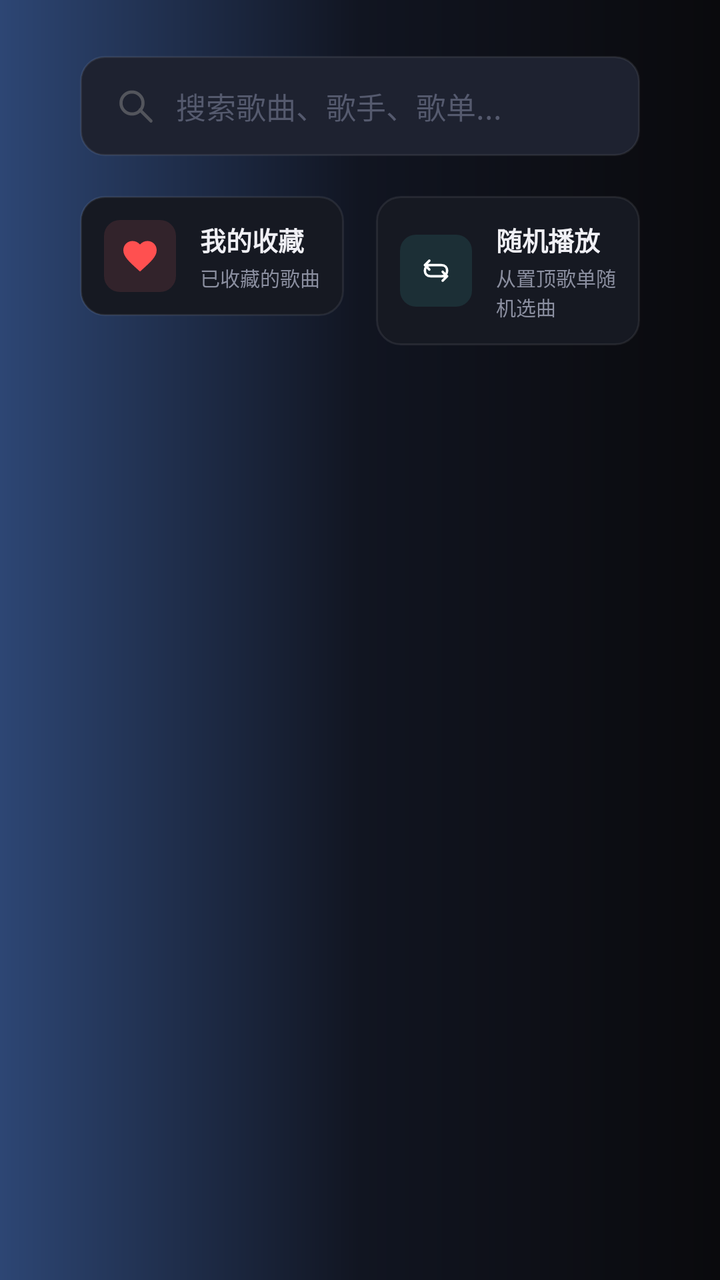
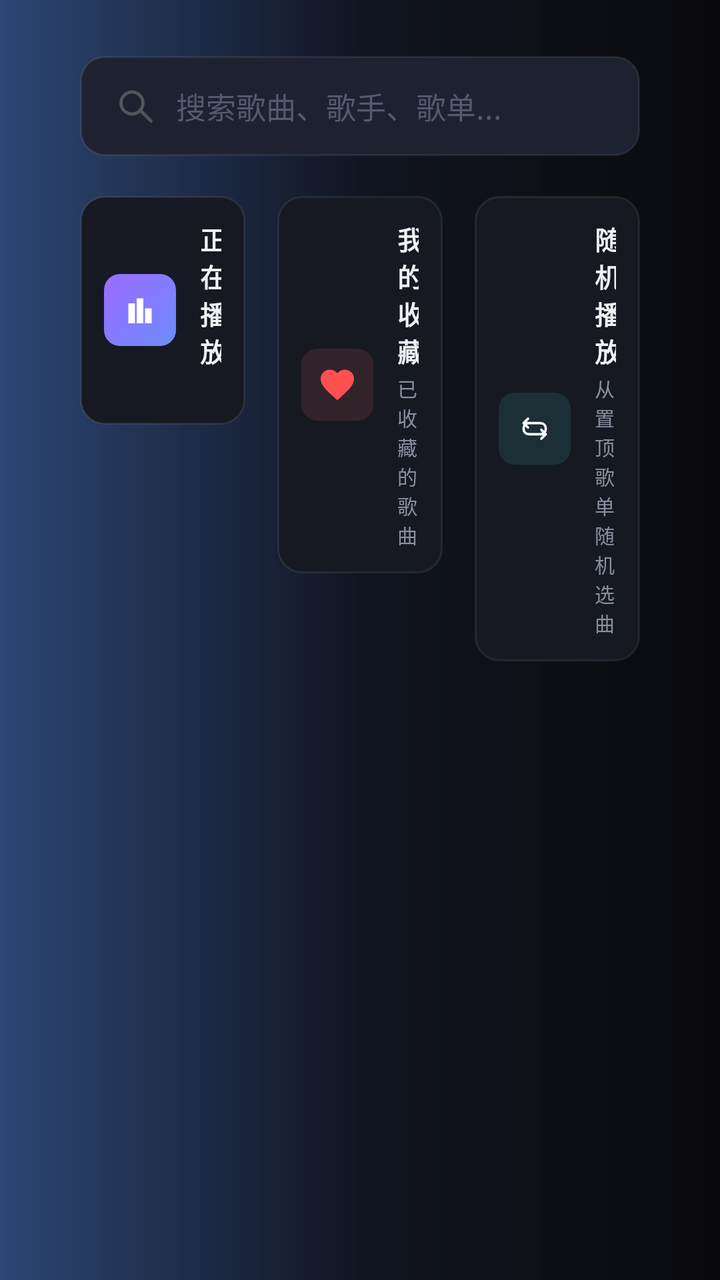

Two renders of the same Android screen: before a commit and after it. Below are the layout's source before the change and the commit's diff.
<!-- AndroidManifest.xml: application theme Theme.TVMusic -->
<!-- res/layout/activity_main.xml -->
<?xml version="1.0" encoding="utf-8"?>
<FrameLayout xmlns:android="http://schemas.android.com/apk/res/android"
    android:layout_width="match_parent"
    android:layout_height="match_parent"
    android:background="@drawable/bg_player_gradient">

    <LinearLayout
        android:layout_width="match_parent"
        android:layout_height="match_parent"
        android:orientation="vertical"
        android:paddingHorizontal="40dp"
        android:paddingTop="28dp"
        android:paddingBottom="12dp">

        <LinearLayout
            android:id="@+id/search_box_area"
            android:layout_width="match_parent"
            android:layout_height="50dp"
            android:gravity="center_vertical"
            android:orientation="horizontal"
            android:paddingHorizontal="18dp"
            android:layout_marginBottom="20dp"
            android:background="@drawable/bg_search_box_new"
            android:clickable="true"
            android:focusable="true"
            android:focusableInTouchMode="true">

            <ImageView
                android:layout_width="20dp"
                android:layout_height="20dp"
                android:src="@drawable/ic_search_line"
                android:alpha="0.5" />

            <TextView
                android:layout_width="0dp"
                android:layout_height="wrap_content"
                android:layout_weight="1"
                android:layout_marginStart="10dp"
                android:text="搜索歌曲、歌手、歌单..."
                android:textColor="#FF555A6E"
                android:textSize="15sp" />
        </LinearLayout>

        <LinearLayout
            android:id="@+id/func_strip"
            android:layout_width="match_parent"
            android:layout_height="wrap_content"
            android:orientation="horizontal"
            android:layout_marginBottom="20dp">

            <LinearLayout
                android:id="@+id/btn_goto_player"
                android:layout_width="0dp"
                android:layout_height="wrap_content"
                android:layout_weight="1"
                android:orientation="horizontal"
                android:gravity="center_vertical"
                android:padding="12dp"
                android:background="@drawable/bg_func_card"
                android:clickable="true"
                android:focusable="true"
                android:focusableInTouchMode="true"
                android:visibility="gone">

                <FrameLayout
                    android:layout_width="36dp"
                    android:layout_height="36dp"
                    android:background="@drawable/bg_icon_purple">

                    <ImageView
                        android:layout_width="match_parent"
                        android:layout_height="match_parent"
                        android:padding="8dp"
                        android:src="@drawable/ic_now_playing" />
                </FrameLayout>

                <LinearLayout
                    android:layout_width="0dp"
                    android:layout_height="wrap_content"
                    android:layout_weight="1"
                    android:orientation="vertical"
                    android:layout_marginStart="12dp">

                    <TextView
                        android:layout_width="wrap_content"
                        android:layout_height="wrap_content"
                        android:text="正在播放"
                        android:textColor="#FFF0F0F5"
                        android:textSize="13sp"
                        android:textStyle="bold" />

                    <TextView
                        android:id="@+id/tv_now_playing_info"
                        android:layout_width="wrap_content"
                        android:layout_height="wrap_content"
                        android:layout_marginTop="2dp"
                        android:text=""
                        android:textColor="#FF8B8FA0"
                        android:textSize="10sp"
                        android:singleLine="true"
                        android:ellipsize="end" />
                </LinearLayout>
            </LinearLayout>

            <Space
                android:id="@+id/space_after_player"
                android:layout_width="16dp"
                android:layout_height="1dp"
                android:visibility="gone" />

            <LinearLayout
                android:id="@+id/btn_favorites"
                android:layout_width="0dp"
                android:layout_height="wrap_content"
                android:layout_weight="1"
                android:orientation="horizontal"
                android:gravity="center_vertical"
                android:padding="12dp"
                android:background="@drawable/bg_func_card"
                android:clickable="true"
                android:focusable="true"
                android:focusableInTouchMode="true">

                <FrameLayout
                    android:layout_width="36dp"
                    android:layout_height="36dp"
                    android:background="@drawable/bg_icon_red">

                    <ImageView
                        android:layout_width="match_parent"
                        android:layout_height="match_parent"
                        android:padding="8dp"
                        android:src="@drawable/ic_heart_filled" />
                </FrameLayout>

                <LinearLayout
                    android:layout_width="0dp"
                    android:layout_height="wrap_content"
                    android:layout_weight="1"
                    android:orientation="vertical"
                    android:layout_marginStart="12dp">

                    <TextView
                        android:layout_width="wrap_content"
                        android:layout_height="wrap_content"
                        android:text="我的收藏"
                        android:textColor="#FFF0F0F5"
                        android:textSize="13sp"
                        android:textStyle="bold" />

                    <TextView
                        android:layout_width="wrap_content"
                        android:layout_height="wrap_content"
                        android:layout_marginTop="2dp"
                        android:text="已收藏的歌曲"
                        android:textColor="#FF8B8FA0"
                        android:textSize="10sp" />
                </LinearLayout>
            </LinearLayout>

            <Space
                android:layout_width="16dp"
                android:layout_height="1dp" />

            <LinearLayout
                android:id="@+id/btn_random_play"
                android:layout_width="0dp"
                android:layout_height="wrap_content"
                android:layout_weight="1"
                android:orientation="horizontal"
                android:gravity="center_vertical"
                android:padding="12dp"
                android:background="@drawable/bg_func_card"
                android:clickable="true"
                android:focusable="true"
                android:focusableInTouchMode="true">

                <FrameLayout
                    android:layout_width="36dp"
                    android:layout_height="36dp"
                    android:background="@drawable/bg_icon_teal">

                    <ImageView
                        android:layout_width="match_parent"
                        android:layout_height="match_parent"
                        android:padding="8dp"
                        android:src="@drawable/ic_loop" />
                </FrameLayout>

                <LinearLayout
                    android:layout_width="0dp"
                    android:layout_height="wrap_content"
                    android:layout_weight="1"
                    android:orientation="vertical"
                    android:layout_marginStart="12dp">

                    <TextView
                        android:layout_width="wrap_content"
                        android:layout_height="wrap_content"
                        android:text="随机播放"
                        android:textColor="#FFF0F0F5"
                        android:textSize="13sp"
                        android:textStyle="bold" />

                    <TextView
                        android:layout_width="wrap_content"
                        android:layout_height="wrap_content"
                        android:layout_marginTop="2dp"
                        android:text="从置顶歌单随机选曲"
                        android:textColor="#FF8B8FA0"
                        android:textSize="10sp" />
                </LinearLayout>
            </LinearLayout>
        </LinearLayout>

        <ScrollView
            android:layout_width="match_parent"
            android:layout_height="0dp"
            android:layout_weight="1"
            android:fadingEdge="vertical"
            android:scrollbars="none">

            <LinearLayout
                android:id="@+id/playlist_container"
                android:layout_width="match_parent"
                android:layout_height="wrap_content"
                android:orientation="vertical"
                android:paddingBottom="16dp" />
        </ScrollView>
    </LinearLayout>
</FrameLayout>
<!-- resources referenced by this layout -->
<resources>
  <!-- drawable bg_icon_purple (drawable) -->
  <?xml version="1.0" encoding="utf-8"?>
  <shape xmlns:android="http://schemas.android.com/apk/res/android"
      android:shape="rectangle">
      <corners android:radius="8dp" />
      <gradient
          android:startColor="#FF6C8CFF"
          android:endColor="#FF9B6CFF"
          android:angle="135" />
  </shape>
  <!-- drawable bg_icon_red (drawable) -->
  <?xml version="1.0" encoding="utf-8"?>
  <shape xmlns:android="http://schemas.android.com/apk/res/android"
      android:shape="rectangle">
      <corners android:radius="8dp" />
      <solid android:color="#1FFF6B6B" />
  </shape>
  <!-- drawable bg_icon_teal (drawable) -->
  <?xml version="1.0" encoding="utf-8"?>
  <shape xmlns:android="http://schemas.android.com/apk/res/android"
      android:shape="rectangle">
      <corners android:radius="8dp" />
      <solid android:color="#1F4ECDC4" />
  </shape>
  <!-- drawable bg_player_gradient (drawable) -->
  <?xml version="1.0" encoding="utf-8"?>
  <shape xmlns:android="http://schemas.android.com/apk/res/android"
      android:shape="rectangle">
      <gradient
          android:angle="0"
          android:centerColor="#FF111521"
          android:endColor="#FF0A0A0D"
          android:startColor="#FF2D4674" />
  </shape>
  <!-- drawable ic_heart_filled (drawable) -->
  <?xml version="1.0" encoding="utf-8"?>
  <vector xmlns:android="http://schemas.android.com/apk/res/android"
      android:width="24dp"
      android:height="24dp"
      android:viewportWidth="24"
      android:viewportHeight="24">
      <path
          android:fillColor="#FFFF5050"
          android:pathData="M12,21.35l-1.45,-1.32C5.4,15.36 2,12.28 2,8.5 2,5.42 4.42,3 7.5,3c1.74,0 3.41,0.81 4.5,2.09C13.09,3.81 14.76,3 16.5,3 19.58,3 22,5.42 22,8.5c0,3.78 -3.4,6.86 -8.55,11.54L12,21.35z" />
  </vector>
  <!-- drawable ic_loop (drawable) -->
  <?xml version="1.0" encoding="utf-8"?>
  <vector xmlns:android="http://schemas.android.com/apk/res/android"
      android:width="36dp"
      android:height="36dp"
      android:viewportWidth="36"
      android:viewportHeight="36">
      <path
          android:fillColor="#00000000"
          android:strokeColor="#FFFFFFFF"
          android:strokeWidth="2.2"
          android:strokeLineCap="round"
          android:strokeLineJoin="round"
          android:pathData="M12,9 L8,13 L12,17 M8,13 L23,13 C26,13 28,15 28,18 C28,21 26,23 23,23 L21,23 M24,27 L28,23 L24,19 M28,23 L13,23 C10,23 8,21 8,18 C8,15 10,13 13,13" />
  </vector>
  <!-- drawable ic_now_playing (drawable) -->
  <?xml version="1.0" encoding="utf-8"?>
  <vector xmlns:android="http://schemas.android.com/apk/res/android"
      android:width="24dp"
      android:height="24dp"
      android:viewportWidth="24"
      android:viewportHeight="24">
      <path
          android:fillColor="#FFFFFFFF"
          android:pathData="M5,8 L9,8 L9,20 L5,20 Z" />
      <path
          android:fillColor="#FFFFFFFF"
          android:pathData="M10,5 L14,5 L14,20 L10,20 Z" />
      <path
          android:fillColor="#FFFFFFFF"
          android:pathData="M15,11 L19,11 L19,20 L15,20 Z" />
  </vector>
  <style name="Theme.TVMusic" parent="Theme.AppCompat.NoActionBar">
          <item name="android:windowIsTranslucent">false</item>
          <item name="android:windowBackground">#FF0A0A0D</item>
          <item name="android:windowFullscreen">true</item>
          <item name="android:colorPrimary">#FF6C97FF</item>
          <item name="android:colorAccent">#FF6C97FF</item>
          <item name="colorPrimary">#FF6C97FF</item>
          <item name="colorAccent">#FF6C97FF</item>
          <item name="android:alertDialogTheme">@style/DarkDialog</item>
      </style>
  <style name="DarkDialog" parent="Theme.AppCompat.Dialog.Alert">
          <item name="android:background">#FF171B26</item>
          <item name="android:textColor">#FFF5F5F8</item>
          <item name="android:textColorPrimary">#FFF5F5F8</item>
          <item name="android:windowBackground">@android:color/transparent</item>
      </style>
</resources>

<!-- the commit's change to res/layout/activity_main.xml (unified diff, before → after) -->
@@ -60,7 +60,7 @@
                 android:clickable="true"
                 android:focusable="true"
                 android:focusableInTouchMode="true"
-                android:visibility="gone">
+                android:visibility="visible">
 
                 <FrameLayout
                     android:layout_width="36dp"
@@ -106,7 +106,7 @@
                 android:id="@+id/space_after_player"
                 android:layout_width="16dp"
                 android:layout_height="1dp"
-                android:visibility="gone" />
+                android:visibility="visible" />
 
             <LinearLayout
                 android:id="@+id/btn_favorites"
